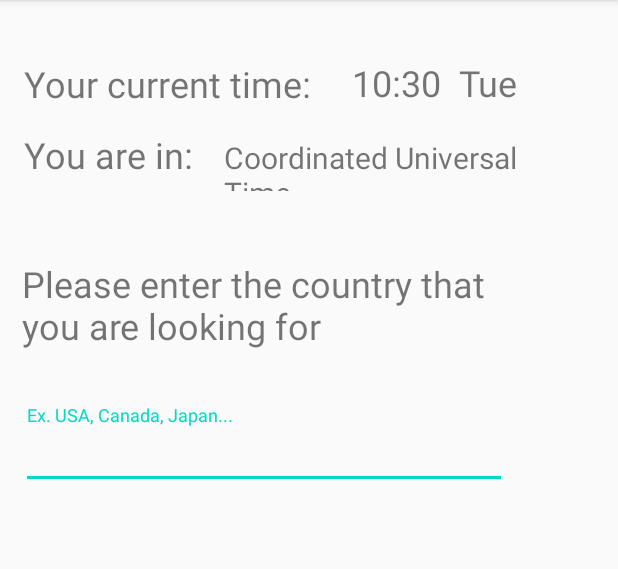
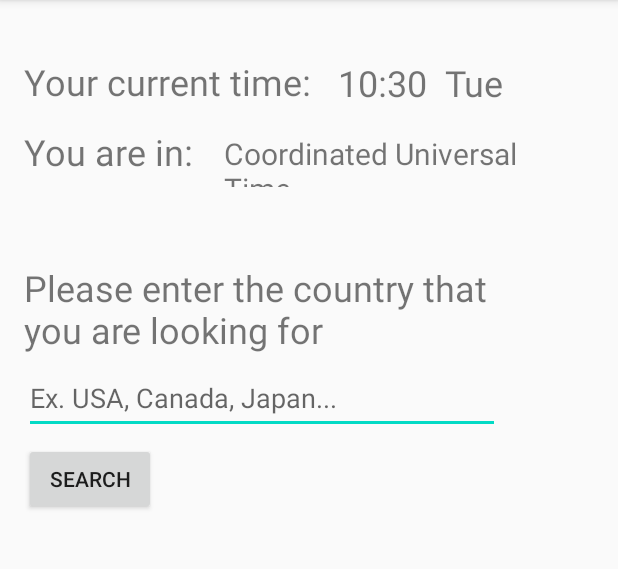
Before and after one commit to jzhang1043/CS125FinalProject, an Android app: the screen it shows after launch (MainActivity), on a phone screen of 412 x 824 dp, the part 84-653 px from its top. Run offline under Robolectric (Android 15) with nearby library versions, the phone set to English and light mode, and no system bars.

```diff
--- a/app/src/main/java/com/example/timezonehelper/MainActivity.java
+++ b/app/src/main/java/com/example/timezonehelper/MainActivity.java
@@ -1,9 +1,7 @@
 package com.example.timezonehelper;
 
+import android.content.Intent;
 import android.os.Bundle;
-
-
-import com.google.android.material.textfield.TextInputLayout;
 
 import androidx.appcompat.app.AppCompatActivity;
 import androidx.appcompat.widget.Toolbar;
@@ -12,17 +10,19 @@ import android.os.Handler;
 import android.os.Message;
 import android.view.Menu;
 import android.view.MenuItem;
+import android.view.View;
+import android.widget.Button;
+import android.widget.EditText;
 import android.widget.TextView;
 
 import java.text.SimpleDateFormat;
-import java.util.Calendar;
-import java.util.GregorianCalendar;
 import java.util.TimeZone;
 
 public class MainActivity extends AppCompatActivity {
-    private static SimpleDateFormat currentTime;
+    private Button searchButton;
+    private EditText textInput;
     private static TextView systemTime;
-    private timeThread Clock;
+    private String country;
     private static String date;
 
     @Override
@@ -42,11 +42,18 @@ public class MainActivity extends AppCompatActivity {
 
         /* set the current Time. */
         systemTime = findViewById(R.id.currentTime);
-        Clock = new timeThread();
-        Clock.start();
+        timeThread clock = new timeThread();
+        clock.start();
 
-        TextInputLayout textInputLayout = findViewById(R.id.textInput);
-
+        textInput = findViewById(R.id.textInput);
+        searchButton = (Button) findViewById(R.id.button);
+        searchButton.setOnClickListener(new View.OnClickListener() {
+            @Override
+            public void onClick(View v) {
+                country = textInput.getText().toString();
+                openActivity2();
+            }
+        });
     }
 
     @Override
@@ -86,7 +93,7 @@ public class MainActivity extends AppCompatActivity {
             super.run();
             try {
                 do {
-                    currentTime = new SimpleDateFormat("HH:mm  E");
+                    SimpleDateFormat currentTime = new SimpleDateFormat("HH:mm  E");
                     date = currentTime.format(new java.util.Date());
                     Thread.sleep(1000);
                     Message m = new Message();
@@ -97,4 +104,8 @@ public class MainActivity extends AppCompatActivity {
             }
         }
     }
+
+    public void openActivity2() {
+        Intent intent = new Intent(this, Activity2.class);
+    }
 }
--- a/app/src/main/res/layout/activity_main.xml
+++ b/app/src/main/res/layout/activity_main.xml
@@ -28,8 +28,8 @@
 
         <TextView
             android:id="@+id/textView1"
-            android:layout_width="326dp"
-            android:layout_height="69dp"
+            android:layout_width="319dp"
+            android:layout_height="60dp"
             android:text="@string/enter_location"
             android:textColorLink="@color/colorAccent"
             android:textSize="24sp"
@@ -43,16 +43,16 @@
 
         <TextView
             android:id="@+id/textView2"
-            android:layout_width="218dp"
-            android:layout_height="42dp"
+            android:layout_width="199dp"
+            android:layout_height="41dp"
             android:text="@string/display_time"
             android:textSize="24sp"
             app:layout_constraintBottom_toBottomOf="parent"
             app:layout_constraintEnd_toEndOf="parent"
-            app:layout_constraintHorizontal_bias="0.082"
+            app:layout_constraintHorizontal_bias="0.075"
             app:layout_constraintStart_toStartOf="parent"
             app:layout_constraintTop_toTopOf="parent"
-            app:layout_constraintVertical_bias="0.122" />
+            app:layout_constraintVertical_bias="0.12" />
 
         <TextView
             android:id="@+id/textView3"
@@ -65,7 +65,7 @@
             app:layout_constraintHorizontal_bias="0.057"
             app:layout_constraintStart_toStartOf="parent"
             app:layout_constraintTop_toTopOf="parent"
-            app:layout_constraintVertical_bias="0.182" />
+            app:layout_constraintVertical_bias="0.179" />
 
         <TextView
             android:id="@+id/currentTime"
@@ -74,7 +74,7 @@
             android:textSize="24sp"
             app:layout_constraintBottom_toBottomOf="parent"
             app:layout_constraintEnd_toEndOf="parent"
-            app:layout_constraintHorizontal_bias="0.928"
+            app:layout_constraintHorizontal_bias="0.892"
             app:layout_constraintStart_toStartOf="parent"
             app:layout_constraintTop_toTopOf="parent"
             app:layout_constraintVertical_bias="0.121" />
@@ -89,24 +89,35 @@
             app:layout_constraintHorizontal_bias="0.846"
             app:layout_constraintStart_toStartOf="parent"
             app:layout_constraintTop_toTopOf="parent"
-            app:layout_constraintVertical_bias="0.187" />
+            app:layout_constraintVertical_bias="0.184" />
 
-        <com.google.android.material.textfield.TextInputLayout
+        <EditText
             android:id="@+id/textInput"
-            android:layout_width="324dp"
-            android:layout_height="60dp"
+            android:layout_width="317dp"
+            android:layout_height="47dp"
+            android:autofillHints=""
+            android:ems="10"
+            android:hint="@string/input_hint"
+            android:inputType="textPersonName|text"
+            android:textAllCaps="true"
             app:layout_constraintBottom_toBottomOf="parent"
             app:layout_constraintEnd_toEndOf="parent"
-            app:layout_constraintHorizontal_bias="0.16"
+            app:layout_constraintHorizontal_bias="0.17"
             app:layout_constraintStart_toStartOf="parent"
             app:layout_constraintTop_toTopOf="parent"
-            app:layout_constraintVertical_bias="0.427">
+            app:layout_constraintVertical_bias="0.384" />
 
-            <com.google.android.material.textfield.TextInputEditText
-                android:layout_width="match_parent"
-                android:layout_height="wrap_content"
-                android:hint="@string/input" />
-        </com.google.android.material.textfield.TextInputLayout>
+        <Button
+            android:id="@+id/button"
+            android:layout_width="wrap_content"
+            android:layout_height="wrap_content"
+            android:text="@string/Search"
+            app:layout_constraintBottom_toBottomOf="parent"
+            app:layout_constraintEnd_toEndOf="parent"
+            app:layout_constraintHorizontal_bias="0.049"
+            app:layout_constraintStart_toStartOf="parent"
+            app:layout_constraintTop_toTopOf="parent"
+            app:layout_constraintVertical_bias="0.453" />
 
     </androidx.constraintlayout.widget.ConstraintLayout>
 
--- a/app/src/main/res/values/strings.xml
+++ b/app/src/main/res/values/strings.xml
@@ -12,5 +12,9 @@
     <string name="enter_location">Please enter the country that you are looking for</string>
     <string name="display_time">Your current time:</string>
     <string name="yourTimeZone">"You are in: "</string>
-    <string name="input">Ex. USA, Canada, Japan...</string>
+    <string name="input_hint">Ex. USA, Canada, Japan...</string>
+    <string name="input_hint2">Ex. New York, California...</string>
+    <string name="Search">Search</string>
+    <string name="enter_location2">Specific State?</string>
+    <string name="activity2">Activity2</string>
 </resources>
```
Also changed, not shown: app/src/main/AndroidManifest.xml (+5 -3 lines), app/src/main/java/com/example/timezonehelper/Activity2.java (added, +13 -0 lines), app/src/main/res/layout/activity_2.xml (added, +44 -0 lines).
